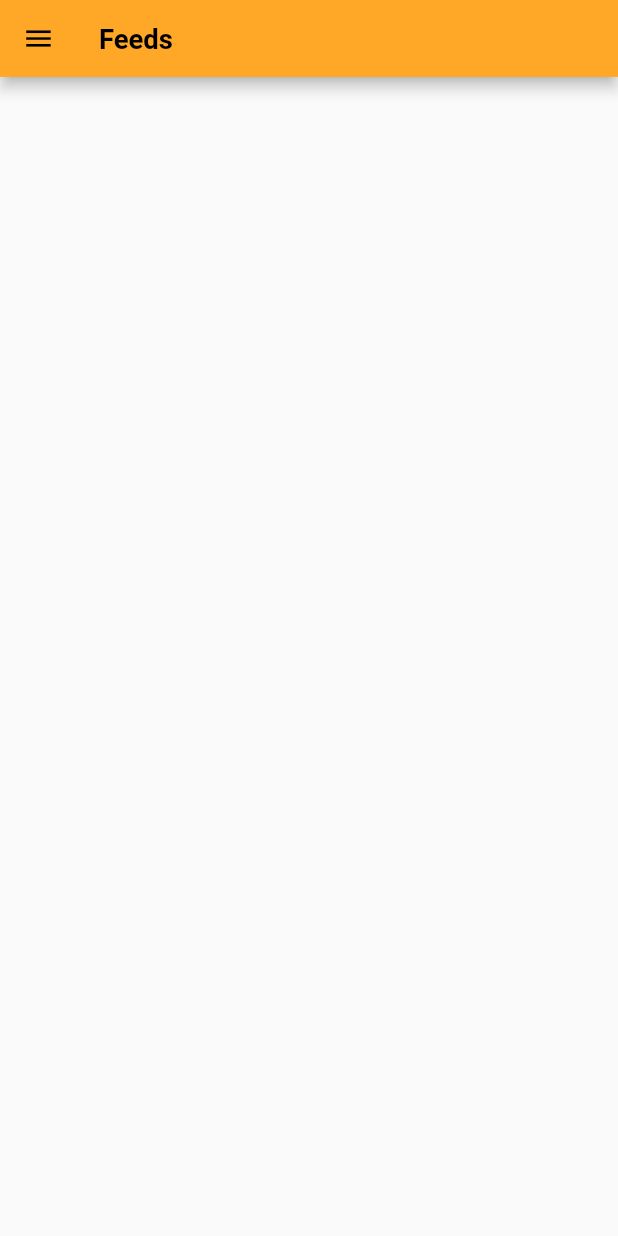
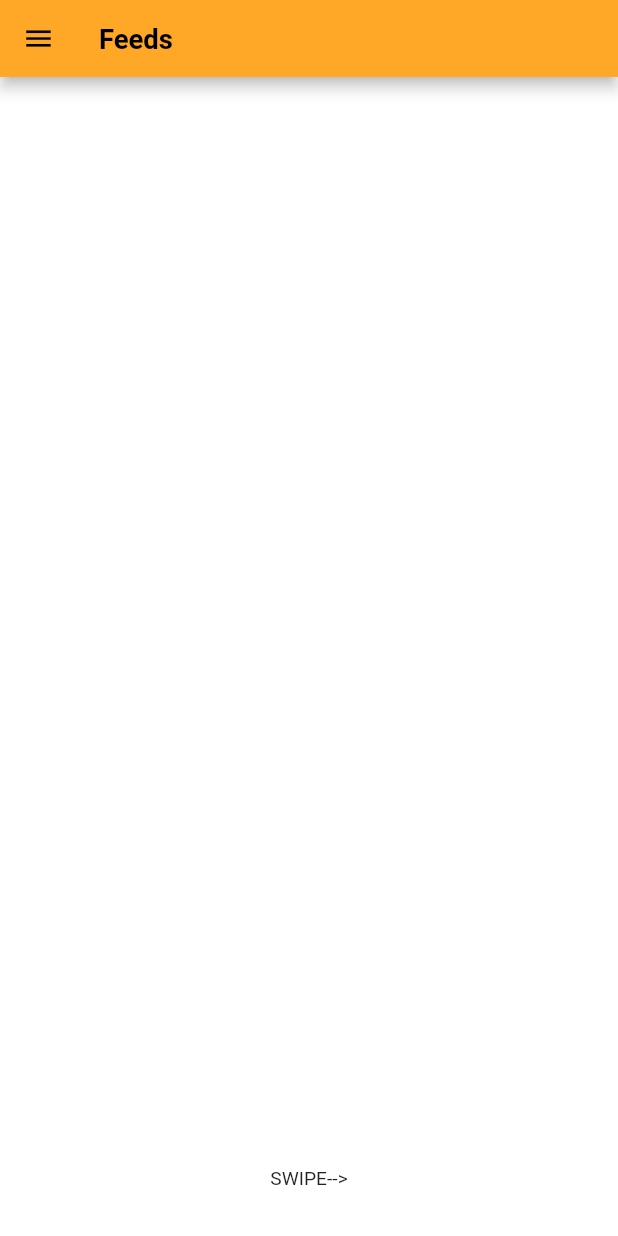
Before and after one commit to SRJ2910/YoMe, a Flutter app: the Feedpage screen opened by its route, on a phone screen of 412 x 824 dp. Run offline on Flutter 3.47's test engine with Material 2 defaults, Android fonts, the phone set to English and light mode, and no system bars; drawn by our look-alikes of scroll_snap_list; our stand-ins replace flutter_signin_button, responsive_framework, syncfusion_flutter_sliders.

Commit message:
feed change

```diff
--- a/lib/feed.dart
+++ b/lib/feed.dart
@@ -1,16 +1,93 @@
+import 'dart:math';
 import 'package:flutter/material.dart';
+import 'package:scroll_snap_list/scroll_snap_list.dart';
 
 class Feedpage extends StatefulWidget {
-  Feedpage({Key? key}) : super(key: key);
-
   @override
   _FeedpageState createState() => _FeedpageState();
 }
 
 class _FeedpageState extends State<Feedpage> {
+  List<int> data = [];
+  int _focusedIndex = -1;
+
+  @override
+  void initState() {
+    super.initState();
+
+    for (int i = 0; i < 100; i++) {
+      data.add(Random().nextInt(238) + 1);
+    }
+  }
+
+  void _onItemFocus(int index) {
+    // print(index);
+    setState(() {
+      _focusedIndex = index;
+    });
+  }
+
+  Widget _buildItemDetail() {
+    if (_focusedIndex < 0)
+      return Container(
+        height: 50,
+        child: Text("SWIPE-->"),
+      );
+
+    if (data.length > _focusedIndex)
+      return Container(
+        height: 50,
+        child: Text(
+          "<--SWIPE-->",
+        ),
+      );
+
+    return Container(
+      height: 250,
+      // child: Text("No Data"),
+    );
+  }
+
+  Widget _buildListItem(BuildContext context, int index) {
+    if (index == data.length)
+      return Center(
+        child: CircularProgressIndicator(),
+      );
+
+    //horizontal
+    return Center(
+      child: Container(
+        width: 390,
+        child: Column(
+          mainAxisAlignment: MainAxisAlignment.center,
+          children: <Widget>[
+            Center(
+              child: Container(
+                height: 600,
+                // width: 350,
+                // color: Colors.blue,
+                // child: Image.asset(
+                //   img(data[index]),
+                //   // fit: BoxFit.fitHeight,
+                // )
+              ),
+            )
+          ],
+        ),
+      ),
+    );
+  }
+
+  ///Override default dynamicItemSize calculation
+  double customEquation(double distance) {
+    // return 1-min(distance.abs()/500, 0.2);
+    return 1 - (distance / 1000);
+  }
+
   @override
   Widget build(BuildContext context) {
-    return Scaffold(
+    return Material(
+      child: Scaffold(
         appBar: AppBar(
           title: Text("Feeds",
               style: TextStyle(
@@ -19,7 +96,93 @@ class _FeedpageState extends State<Feedpage> {
                   // fontFamily: 'sans-serif-light',
                   color: Colors.black)),
         ),
-      drawer: Drawer(),
+        drawer: Drawer(
+          child: ListView(
+            padding: EdgeInsets.zero,
+            children: [
+              Container(
+                height: 300,
+                child: DrawerHeader(
+                    decoration: BoxDecoration(
+                      color: Colors.orange[400],
+                    ),
+                    child: Container(
+                      height: 2.0,
+                      width: 2.0,
+                      decoration: new BoxDecoration(
+                          shape: BoxShape.circle,
+                          border: Border.all(color: const Color(0x33A6A6A6)),
+                          color: const Color(0xff7c94b6),
+                          // borderRadius: BorderRadius.circular(12),
+                          // border: Border.all(color: const Color(0xFF28324E)),
+                          image: DecorationImage(
+                            fit: BoxFit.contain,
+                            image: NetworkImage(
+                                "https://picsum.photos/id/237/200/300"),
+                          )),
+                    )),
+              ),
+              ListTile(
+                leading: Builder(builder: (BuildContext context) {
+                  return IconButton(
+                    icon: const Icon(Icons.person_outlined),
+                    onPressed: () {},
+                  );
+                }),
+                title: const Text(
+                  "Profile",
+                  textScaleFactor: 1.5,
+                ),
+                subtitle: Text("Profile detail"),
+                onTap: () {
+                  Navigator.pop(context);
+                  Navigator.pop(context);
+                },
+              ),
+              ListTile(
+                leading: Builder(builder: (BuildContext context) {
+                  return IconButton(
+                    icon: const Icon(Icons.filter_alt),
+                    onPressed: () {},
+                  );
+                }),
+                title: const Text(
+                  "Filter",
+                  textScaleFactor: 1.5,
+                ),
+                subtitle: Text("Filter your feed"),
+                onTap: () {
+                  Navigator.pushNamed(context, '/Filter');
+                },
+              ),
+              Divider(),
+              ListTile(
+                title: const Text(
+                    "Version : 1.0.1\nContact : surajverma2910@gmail.com"),
+                onTap: () {},
+              ),
+            ],
+          ),
+        ),
+        backgroundColor: Color.fromRGBO(255, 255, 255, 10),
+        body: Container(
+          child: Column(
+            children: <Widget>[
+              Expanded(
+                child: ScrollSnapList(
+                  onItemFocus: _onItemFocus,
+                  itemSize: 390,
+                  itemBuilder: _buildListItem,
+                  itemCount: data.length,
+                  dynamicItemSize: true,
+                  // dynamicSizeEquation: customEquation, //optional
+                ),
+              ),
+              _buildItemDetail(),
+            ],
+          ),
+        ),
+      ),
     );
   }
 }
--- a/lib/main.dart
+++ b/lib/main.dart
@@ -34,6 +34,7 @@ class MyApp extends StatelessWidget {
           "/LoginPage": (context) => Login(),
           "/ProfilePage": (context) => ProfilePage(),
           "/feedPage": (context) => Feedpage(),
+          "/Filter": (context) => Filter(),
         },
         home: Login(),
         // home: Filter(),
--- a/pubspec.yaml
+++ b/pubspec.yaml
@@ -31,6 +31,7 @@ dependencies:
   responsive_framework: ^0.1.4
   flutter_signin_button: ^2.0.0
   syncfusion_flutter_sliders: ^19.2.51
+  scroll_snap_list: ^0.8.2
 
 
 dev_dependencies:
```
Also changed, not shown: pubspec.lock. Lines whose indentation alone changed are shown as unchanged.
